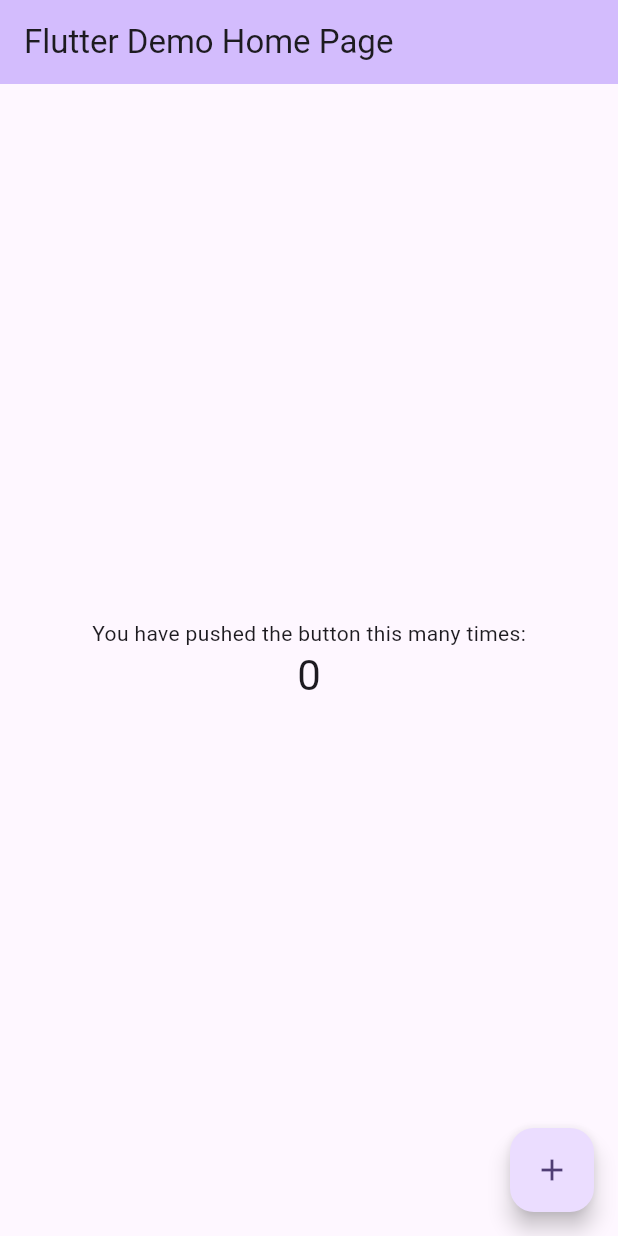
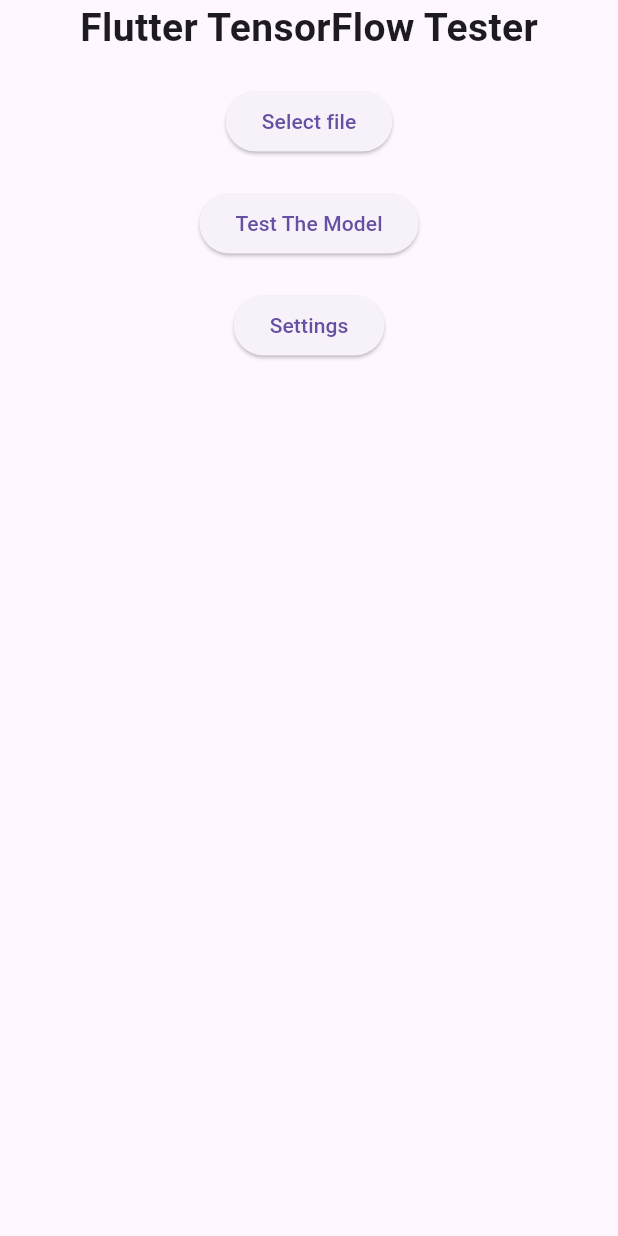
Before and after one commit to Angger-Raka/flutter_tensorflow_tester, a Flutter app: the screen it shows after launch, on a phone screen of 412 x 824 dp. Run offline on Flutter 3.47's test engine with Material 3 defaults, Android fonts, the phone set to English and light mode, and no system bars; our stand-ins replace bloc, camera, file_picker, flutter_bloc, go_router.

Commit message:
Setup camera and File picker

```diff
--- /dev/null
+++ b/lib/blocs/blocs.dart
@@ -0,0 +1 @@
+export './select_file/select_file_bloc.dart';
--- /dev/null
+++ b/lib/blocs/select_file/select_file_bloc.dart
@@ -0,0 +1,32 @@
+import 'package:bloc/bloc.dart';
+import 'package:flutter/foundation.dart';
+import 'package:flutter_tensorflow_tester/helper/helper.dart';
+
+part 'select_file_event.dart';
+part 'select_file_state.dart';
+
+class SelectFileBloc extends Bloc<SelectFileEvent, SelectFileState> {
+  SelectFileBloc() : super(EmptyFile()) {
+    on<SelectFile>(selectFile);
+    on<UnselectedFile>(unselectFile);
+  }
+
+  final FileHelper fileHelper = FileHelper();
+
+  Future<void> selectFile(
+      SelectFile event, Emitter<SelectFileState> emit) async {
+    final path = await fileHelper.pickFile();
+    if (path == null) {
+      return;
+    }
+    emit(FileSelected(path));
+  }
+
+  Future<void> unselectFile(
+    UnselectedFile event,
+    Emitter<SelectFileState> emit,
+  ) async {
+    await fileHelper.clearFile();
+    emit(EmptyFile());
+  }
+}
--- /dev/null
+++ b/lib/blocs/select_file/select_file_event.dart
@@ -0,0 +1,8 @@
+part of 'select_file_bloc.dart';
+
+@immutable
+sealed class SelectFileEvent {}
+
+final class SelectFile extends SelectFileEvent {}
+
+class UnselectedFile extends SelectFileEvent {}
--- /dev/null
+++ b/lib/blocs/select_file/select_file_state.dart
@@ -0,0 +1,12 @@
+part of 'select_file_bloc.dart';
+
+@immutable
+sealed class SelectFileState {}
+
+final class EmptyFile extends SelectFileState {}
+
+final class FileSelected extends SelectFileState {
+  final String path;
+
+  FileSelected(this.path);
+}
--- /dev/null
+++ b/lib/helper/helper.dart
@@ -0,0 +1 @@
+export './file_helper.dart';
--- a/lib/main.dart
+++ b/lib/main.dart
@@ -1,125 +1,41 @@
 import 'package:flutter/material.dart';
+import 'package:flutter_tensorflow_tester/blocs/blocs.dart';
+import 'package:flutter_tensorflow_tester/routes.dart';
+import 'package:flutter_bloc/flutter_bloc.dart';
 
 void main() {
-  runApp(const MyApp());
+  runApp(const App());
 }
 
-class MyApp extends StatelessWidget {
-  const MyApp({super.key});
+class App extends StatelessWidget {
+  const App({super.key});
 
-  // This widget is the root of your application.
   @override
   Widget build(BuildContext context) {
-    return MaterialApp(
-      title: 'Flutter Demo',
-      theme: ThemeData(
-        // This is the theme of your application.
-        //
-        // TRY THIS: Try running your application with "flutter run". You'll see
-        // the application has a purple toolbar. Then, without quitting the app,
-        // try changing the seedColor in the colorScheme below to Colors.green
-        // and then invoke "hot reload" (save your changes or press the "hot
-        // reload" button in a Flutter-supported IDE, or press "r" if you used
-        // the command line to start the app).
-        //
-        // Notice that the counter didn't reset back to zero; the application
-        // state is not lost during the reload. To reset the state, use hot
-        // restart instead.
-        //
-        // This works for code too, not just values: Most code changes can be
-        // tested with just a hot reload.
-        colorScheme: ColorScheme.fromSeed(seedColor: Colors.deepPurple),
-        useMaterial3: true,
-      ),
-      home: const MyHomePage(title: 'Flutter Demo Home Page'),
+    return MultiBlocProvider(
+      providers: [
+        BlocProvider(
+          create: (context) => SelectFileBloc(),
+        ),
+      ],
+      child: const AppView(),
     );
   }
 }
 
-class MyHomePage extends StatefulWidget {
-  const MyHomePage({super.key, required this.title});
-
-  // This widget is the home page of your application. It is stateful, meaning
-  // that it has a State object (defined below) that contains fields that affect
-  // how it looks.
-
-  // This class is the configuration for the state. It holds the values (in this
-  // case the title) provided by the parent (in this case the App widget) and
-  // used by the build method of the State. Fields in a Widget subclass are
-  // always marked "final".
-
-  final String title;
-
-  @override
-  State<MyHomePage> createState() => _MyHomePageState();
-}
-
-class _MyHomePageState extends State<MyHomePage> {
-  int _counter = 0;
-
-  void _incrementCounter() {
-    setState(() {
-      // This call to setState tells the Flutter framework that something has
-      // changed in this State, which causes it to rerun the build method below
-      // so that the display can reflect the updated values. If we changed
-      // _counter without calling setState(), then the build method would not be
-      // called again, and so nothing would appear to happen.
-      _counter++;
-    });
-  }
+class AppView extends StatelessWidget {
+  const AppView({super.key});
 
   @override
   Widget build(BuildContext context) {
-    // This method is rerun every time setState is called, for instance as done
-    // by the _incrementCounter method above.
-    //
-    // The Flutter framework has been optimized to make rerunning build methods
-    // fast, so that you can just rebuild anything that needs updating rather
-    // than having to individually change instances of widgets.
-    return Scaffold(
-      appBar: AppBar(
-        // TRY THIS: Try changing the color here to a specific color (to
-        // Colors.amber, perhaps?) and trigger a hot reload to see the AppBar
-        // change color while the other colors stay the same.
-        backgroundColor: Theme.of(context).colorScheme.inversePrimary,
-        // Here we take the value from the MyHomePage object that was created by
-        // the App.build method, and use it to set our appbar title.
-        title: Text(widget.title),
+    return MaterialApp.router(
+      title: 'Flutter Demo',
+      theme: ThemeData(
+        primarySwatch: Colors.blue,
       ),
-      body: Center(
-        // Center is a layout widget. It takes a single child and positions it
-        // in the middle of the parent.
-        child: Column(
-          // Column is also a layout widget. It takes a list of children and
-          // arranges them vertically. By default, it sizes itself to fit its
-          // children horizontally, and tries to be as tall as its parent.
-          //
-          // Column has various properties to control how it sizes itself and
-          // how it positions its children. Here we use mainAxisAlignment to
-          // center the children vertically; the main axis here is the vertical
-          // axis because Columns are vertical (the cross axis would be
-          // horizontal).
-          //
-          // TRY THIS: Invoke "debug painting" (choose the "Toggle Debug Paint"
-          // action in the IDE, or press "p" in the console), to see the
-          // wireframe for each widget.
-          mainAxisAlignment: MainAxisAlignment.center,
-          children: <Widget>[
-            const Text(
-              'You have pushed the button this many times:',
-            ),
-            Text(
-              '$_counter',
-              style: Theme.of(context).textTheme.headlineMedium,
-            ),
-          ],
-        ),
-      ),
-      floatingActionButton: FloatingActionButton(
-        onPressed: _incrementCounter,
-        tooltip: 'Increment',
-        child: const Icon(Icons.add),
-      ), // This trailing comma makes auto-formatting nicer for build methods.
+      routerDelegate: routes.routerDelegate,
+      routeInformationParser: routes.routeInformationParser,
+      routeInformationProvider: routes.routeInformationProvider,
     );
   }
 }
--- /dev/null
+++ b/lib/routes.dart
@@ -0,0 +1,27 @@
+import 'package:camera/camera.dart';
+import 'package:go_router/go_router.dart';
+import './screen/screen.dart';
+
+final routes = GoRouter(
+  routes: [
+    GoRoute(
+      path: '/',
+      builder: (context, state) => const HomePage(),
+    ),
+    GoRoute(
+      path: '/camera-tester',
+      builder: (context, state) {
+        final cameras = state.extra as List<CameraDescription>;
+        return CameraTesterPage(cameras: cameras);
+      },
+    ),
+    GoRoute(
+      path: '/settings',
+      builder: (context, state) => const SettingsPage(),
+    ),
+    GoRoute(
+      path: '/error',
+      builder: (context, state) => const ErrorPage(),
+    ),
+  ],
+);
--- /dev/null
+++ b/lib/screen/home_page.dart
@@ -0,0 +1,125 @@
+import 'package:camera/camera.dart';
+import 'package:flutter/material.dart';
+import 'package:flutter_bloc/flutter_bloc.dart';
+import 'package:flutter_tensorflow_tester/blocs/blocs.dart';
+import 'package:go_router/go_router.dart';
+
+class HomePage extends StatefulWidget {
+  const HomePage({super.key});
+
+  @override
+  State<HomePage> createState() => _HomePageState();
+}
+
+class _HomePageState extends State<HomePage> {
+  bool _isFileSelected = false;
+
+  @override
+  Widget build(BuildContext context) {
+    return BlocListener<SelectFileBloc, SelectFileState>(
+      listener: (context, state) {
+        if (state is FileSelected) {
+          setState(() {
+            _isFileSelected = true;
+          });
+        } else {
+          setState(() {
+            _isFileSelected = false;
+          });
+        }
+      },
+      child: Scaffold(
+        body: SafeArea(
+          child: SizedBox(
+            width: double.maxFinite,
+            height: double.maxFinite,
+            child: Column(
+              mainAxisAlignment: MainAxisAlignment.start,
+              children: <Widget>[
+                const Text(
+                  'Flutter TensorFlow Tester',
+                  style: TextStyle(
+                    fontSize: 26,
+                    fontWeight: FontWeight.bold,
+                  ),
+                ),
+                const SizedBox(height: 20),
+                BlocBuilder<SelectFileBloc, SelectFileState>(
+                  builder: (context, state) {
+                    if (state is FileSelected) {
+                      return Column(
+                        children: [
+                          const SizedBox(height: 20),
+                          Text('File selected: ${state.path}'),
+                          const SizedBox(height: 20),
+                          ElevatedButton(
+                            onPressed: () {
+                              context
+                                  .read<SelectFileBloc>()
+                                  .add(UnselectedFile());
+                            },
+                            child: const Text('Unselect file'),
+                          )
+                        ],
+                      );
+                    } else {
+                      return ElevatedButton(
+                        onPressed: () {
+                          context.read<SelectFileBloc>().add(SelectFile());
+                        },
+                        child: const Text('Select file'),
+                      );
+                    }
+                  },
+                ),
+                const SizedBox(height: 20),
+                ElevatedButton(
+                  onPressed: () async {
+                    if (!_isFileSelected) {
+                      _dialogFileEmpty(context);
+                      return;
+                    }
+                    await availableCameras().then((cameras) {
+                      context.push(
+                        '/camera-tester',
+                        extra: cameras,
+                      );
+                    });
+                  },
+                  child: const Text('Test The Model'),
+                ),
+                const SizedBox(height: 20),
+                ElevatedButton(
+                  onPressed: () {
+                    context.push('/settings');
+                  },
+                  child: const Text('Settings'),
+                ),
+              ],
+            ),
+          ),
+        ),
+      ),
+    );
+  }
+
+  void _dialogFileEmpty(BuildContext context) {
+    showDialog(
+      context: context,
+      builder: (context) {
+        return AlertDialog(
+          title: const Text('File not selected'),
+          content: const Text('Please select a file first'),
+          actions: <Widget>[
+            TextButton(
+              onPressed: () {
+                Navigator.of(context).pop();
+              },
+              child: const Text('OK'),
+            ),
+          ],
+        );
+      },
+    );
+  }
+}
--- /dev/null
+++ b/lib/screen/screen.dart
@@ -0,0 +1,4 @@
+export './camera_tester_page.dart';
+export './error_page.dart';
+export './home_page.dart';
+export './settings_page.dart';
--- a/pubspec.yaml
+++ b/pubspec.yaml
@@ -35,6 +35,11 @@
   # The following adds the Cupertino Icons font to your application.
   # Use with the CupertinoIcons class for iOS style icons.
   cupertino_icons: ^1.0.6
+  bloc: ^8.1.4
+  flutter_bloc: ^8.1.5
+  go_router: ^14.0.2
+  camera: ^0.10.5+9
+  file_picker: ^8.0.3
 
 dev_dependencies:
   flutter_test:
```
Also changed, not shown: lib/helper/file_helper.dart (added, +15 -0 lines), lib/screen/camera_tester_page.dart (added, +71 -0 lines), lib/screen/error_page.dart (added, +19 -0 lines), lib/screen/settings_page.dart (added, +21 -0 lines), pubspec.lock, 12 other files.
